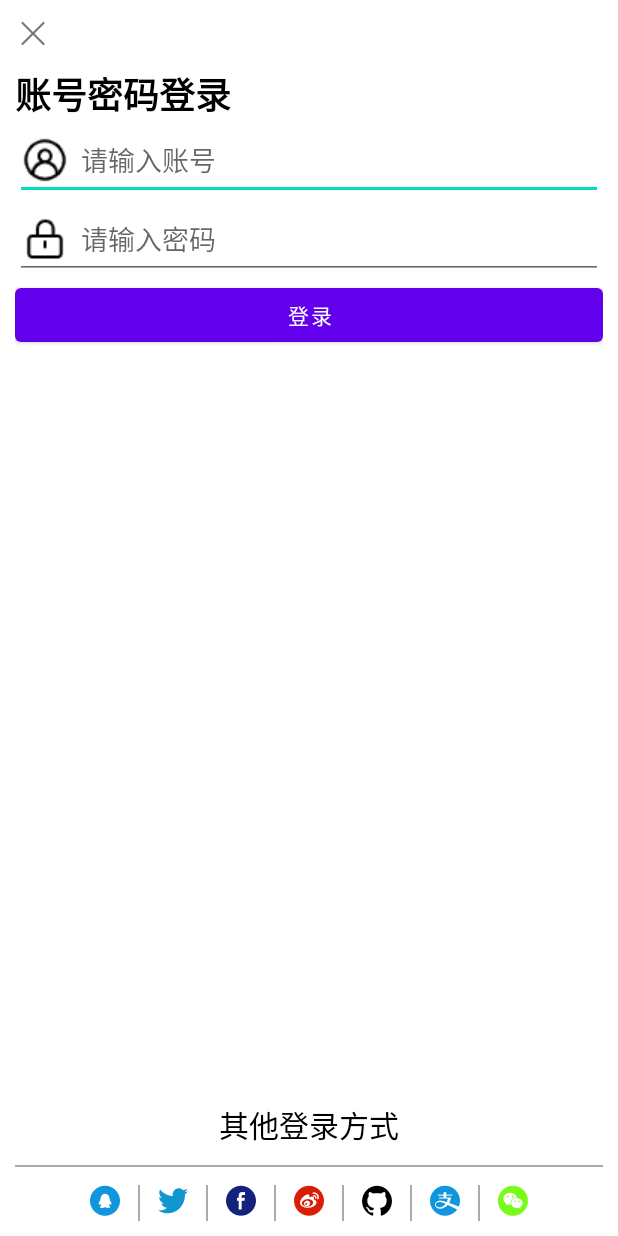
After one commit to yddgit/hello-android, an Android app: the LoginSample screen opened directly, with no data from a screen before it, on a phone screen of 412 x 824 dp. The commit adds this screen. Run offline under Robolectric (Android 15) with nearby library versions, the phone set to English and light mode, and no system bars.

Commit message:
Add Login Sample

```diff
--- /dev/null
+++ b/app/src/main/java/com/my/project/android/LoginSample.java
@@ -0,0 +1,44 @@
+package com.my.project.android;
+
+import androidx.appcompat.app.AppCompatActivity;
+
+import android.content.Intent;
+import android.os.Bundle;
+import android.widget.Button;
+import android.widget.EditText;
+import android.widget.Toast;
+
+public class LoginSample extends AppCompatActivity {
+
+    private EditText username;
+    private EditText password;
+    private Button login;
+
+    @Override
+    protected void onCreate(Bundle savedInstanceState) {
+        super.onCreate(savedInstanceState);
+        setContentView(R.layout.activity_login_sample);
+        // 隐藏ActionBar
+        if(getSupportActionBar() != null) {
+            getSupportActionBar().hide();
+        } else {
+            getActionBar().hide();
+        }
+
+        username = findViewById(R.id.et_login_username);
+        password = findViewById(R.id.et_login_password);
+        login = findViewById(R.id.btn_login);
+
+        login.setOnClickListener(button -> {
+            if(username.getText().toString().isEmpty()) {
+                Toast.makeText(this, "账号必须输入！", Toast.LENGTH_SHORT).show();
+                return;
+            }
+            if(password.getText().toString().isEmpty()) {
+                Toast.makeText(this, "密码必须输入！", Toast.LENGTH_SHORT).show();
+                return;
+            }
+            startActivity(new Intent(this, LoginSuccessSample.class));
+        });
+    }
+}
--- a/app/src/main/java/com/my/project/android/MainActivity.java
+++ b/app/src/main/java/com/my/project/android/MainActivity.java
@@ -66,4 +66,9 @@ public class MainActivity extends AppCompatActivity {
         Intent intent = new Intent(this, IconFontSample.class);
         startActivity(intent);
     }
+
+    public void startLoginSample(View view) {
+        Intent intent = new Intent(this, LoginSample.class);
+        startActivity(intent);
+    }
 }
--- /dev/null
+++ b/app/src/main/res/layout/activity_login_sample.xml
@@ -0,0 +1,155 @@
+<?xml version="1.0" encoding="utf-8"?>
+<LinearLayout xmlns:android="http://schemas.android.com/apk/res/android"
+    android:layout_width="match_parent"
+    android:layout_height="match_parent"
+    android:orientation="vertical"
+    android:padding="10dp">
+
+    <com.my.project.android.view.IconFontView
+        android:layout_width="wrap_content"
+        android:layout_height="wrap_content"
+        android:layout_marginBottom="10dp"
+        android:text="&#xe668;"
+        android:textSize="24sp"/>
+
+    <TextView
+        android:layout_width="wrap_content"
+        android:layout_height="wrap_content"
+        android:text="账号密码登录"
+        android:textColor="@color/black"
+        android:textSize="24sp"
+        android:textStyle="bold"/>
+
+    <EditText
+        android:id="@+id/et_login_username"
+        android:layout_width="match_parent"
+        android:layout_height="wrap_content"
+        android:hint="请输入账号"
+        android:drawableLeft="@drawable/user"
+        android:drawablePadding="8dp"
+        android:inputType="textEmailAddress"/>
+
+    <EditText
+        android:id="@+id/et_login_password"
+        android:layout_width="match_parent"
+        android:layout_height="wrap_content"
+        android:hint="请输入密码"
+        android:drawableLeft="@drawable/lock"
+        android:drawablePadding="8dp"
+        android:inputType="textVisiblePassword"/>
+
+    <Button
+        android:id="@+id/btn_login"
+        android:layout_width="match_parent"
+        android:layout_height="wrap_content"
+        android:text="登录"/>
+
+    <View
+        android:layout_width="wrap_content"
+        android:layout_height="match_parent"
+        android:layout_weight="1" />
+
+    <TextView
+        android:layout_width="match_parent"
+        android:layout_height="wrap_content"
+        android:gravity="center_horizontal"
+        android:text="其他登录方式"
+        android:textSize="20sp"
+        android:textColor="@color/black"/>
+
+    <View
+        android:layout_width="match_parent"
+        android:layout_height="1dp"
+        android:layout_marginTop="12dp"
+        android:layout_marginBottom="12dp"
+        android:background="@android:color/darker_gray"/>
+
+    <LinearLayout
+        android:layout_width="wrap_content"
+        android:layout_height="wrap_content"
+        android:layout_gravity="center"
+        android:gravity="center_horizontal"
+        android:orientation="horizontal">
+
+        <com.my.project.android.view.IconFontView
+            android:layout_width="wrap_content"
+            android:layout_height="wrap_content"
+            android:textSize="20sp"
+            android:textColor="#1296db"
+            android:text="&#xe73e;"/>
+        <View
+            android:layout_width="1dp"
+            android:layout_height="24dp"
+            android:background="@android:color/darker_gray"
+            android:layout_marginStart="12dp"
+            android:layout_marginEnd="12dp"/>
+        <com.my.project.android.view.IconFontView
+            android:layout_width="wrap_content"
+            android:layout_height="wrap_content"
+            android:textSize="20sp"
+            android:textColor="#1296d0"
+            android:text="&#xea07;"/>
+        <View
+            android:layout_width="1dp"
+            android:layout_height="24dp"
+            android:background="@android:color/darker_gray"
+            android:layout_marginStart="12dp"
+            android:layout_marginEnd="12dp"/>
+        <com.my.project.android.view.IconFontView
+            android:layout_width="wrap_content"
+            android:layout_height="wrap_content"
+            android:textSize="20sp"
+            android:textColor="#13227a"
+            android:text="&#xe60b;"/>
+        <View
+            android:layout_width="1dp"
+            android:layout_height="24dp"
+            android:background="@android:color/darker_gray"
+            android:layout_marginStart="12dp"
+            android:layout_marginEnd="12dp"/>
+        <com.my.project.android.view.IconFontView
+            android:layout_width="wrap_content"
+            android:layout_height="wrap_content"
+            android:textSize="20sp"
+            android:textColor="#d81e06"
+            android:text="&#xe636;"/>
+        <View
+            android:layout_width="1dp"
+            android:layout_height="24dp"
+            android:background="@android:color/darker_gray"
+            android:layout_marginStart="12dp"
+            android:layout_marginEnd="12dp"/>
+        <com.my.project.android.view.IconFontView
+            android:layout_width="wrap_content"
+            android:layout_height="wrap_content"
+            android:textSize="20sp"
+            android:textColor="#000000"
+            android:text="&#xea0b;"/>
+        <View
+            android:layout_width="1dp"
+            android:layout_height="24dp"
+            android:background="@android:color/darker_gray"
+            android:layout_marginStart="12dp"
+            android:layout_marginEnd="12dp"/>
+        <com.my.project.android.view.IconFontView
+            android:layout_width="wrap_content"
+            android:layout_height="wrap_content"
+            android:textSize="20sp"
+            android:textColor="#1296db"
+            android:text="&#xe607;"/>
+        <View
+            android:layout_width="1dp"
+            android:layout_height="24dp"
+            android:background="@android:color/darker_gray"
+            android:layout_marginStart="12dp"
+            android:layout_marginEnd="12dp"/>
+        <com.my.project.android.view.IconFontView
+            android:layout_width="wrap_content"
+            android:layout_height="wrap_content"
+            android:textSize="20sp"
+            android:textColor="#7afa19"
+            android:text="&#xe608;"/>
+
+    </LinearLayout>
+
+</LinearLayout>
--- a/app/src/main/res/values/strings.xml
+++ b/app/src/main/res/values/strings.xml
@@ -16,6 +16,8 @@
     <string name="person_select">Select Person</string>
     <string name="intent_sample">Intent Sample</string>
     <string name="icon_font_sample">Icon Font Sample</string>
+    <string name="login_sample">Login Sample</string>
+    <string name="login_success_sample">Login Success Sample</string>
     <string-array name="select_options">
         <item>China</item>
         <item>Russia</item>
--- a/build.gradle
+++ b/build.gradle
@@ -5,7 +5,7 @@ buildscript {
         mavenCentral()
     }
     dependencies {
-        classpath "com.android.tools.build:gradle:7.0.2"
+        classpath 'com.android.tools.build:gradle:7.0.3'
 
         // NOTE: Do not place your application dependencies here; they belong
         // in the individual module build.gradle files
```
Also changed, not shown: app/src/main/AndroidManifest.xml (+18 -6 lines), app/src/main/java/com/my/project/android/LoginSuccessSample.java (added, +248 -0 lines), app/src/main/res/layout/activity_login_success_sample.xml (added, +25 -0 lines), app/src/main/res/layout/activity_main.xml (+23 -9 lines), app/src/main/res/layout/login_success_list_item_layout.xml (added, +19 -0 lines), app/src/main/assets/iconfont.ttf, app/src/main/res/drawable/lock.png (added), app/src/main/res/drawable/user.png (added).
